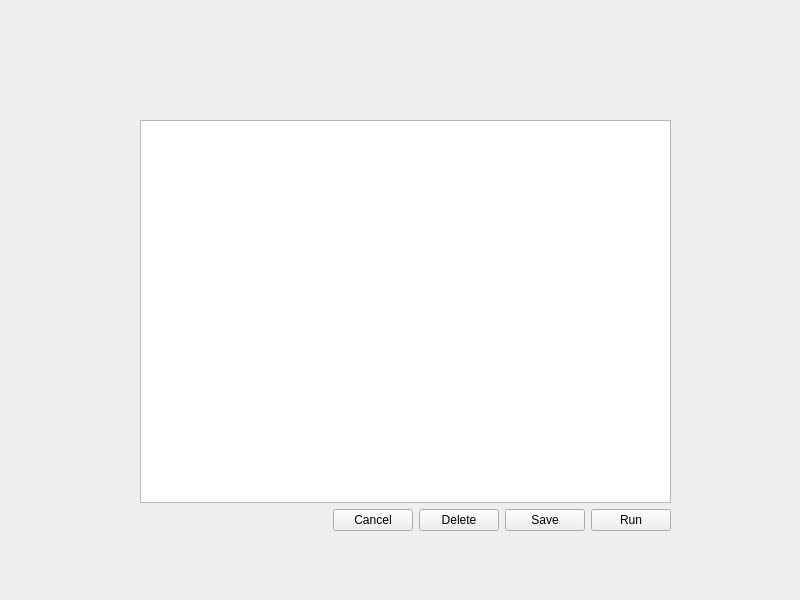
Above: Src/temphistory.ui from kingold5/Timer before the change. Below: the same form after it.
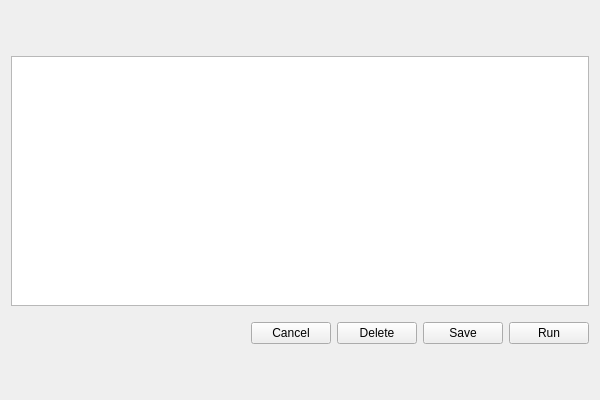
That is the form after the change.

What changed in the file:
```diff
--- a/Src/temphistory.ui
+++ b/Src/temphistory.ui
@@ -6,32 +6,65 @@
    <rect>
     <x>0</x>
     <y>0</y>
-    <width>800</width>
-    <height>600</height>
+    <width>600</width>
+    <height>400</height>
    </rect>
   </property>
   <property name="windowTitle">
    <string>Form</string>
   </property>
-  <widget class="QWidget" name="layoutWidget">
-   <property name="geometry">
-    <rect>
-     <x>140</x>
-     <y>120</y>
-     <width>531</width>
-     <height>411</height>
-    </rect>
-   </property>
+  <layout class="QVBoxLayout" name="verticalLayout_2">
+   <item>
+    <spacer name="verticalSpacer">
+     <property name="orientation">
+      <enum>Qt::Vertical</enum>
+     </property>
+     <property name="sizeHint" stdset="0">
+      <size>
+       <width>20</width>
+       <height>40</height>
+      </size>
+     </property>
+    </spacer>
+   </item>
+   <item>
+    <layout class="QHBoxLayout" name="horizontalLayout_2">
+     <property name="topMargin">
+      <number>10</number>
+     </property>
+     <property name="bottomMargin">
+      <number>10</number>
+     </property>
+     <item>
    <layout class="QVBoxLayout" name="verticalLayout">
     <item>
      <layout class="QHBoxLayout" name="horizontalLayout_3">
+         <property name="bottomMargin">
+          <number>10</number>
+         </property>
       <item>
-       <widget class="QTableView" name="tableView"/>
+          <widget class="QTableView" name="tableView">
+           <property name="sizePolicy">
+            <sizepolicy hsizetype="Expanding" vsizetype="Expanding">
+             <horstretch>0</horstretch>
+             <verstretch>0</verstretch>
+            </sizepolicy>
+           </property>
+           <property name="minimumSize">
+            <size>
+             <width>300</width>
+             <height>250</height>
+            </size>
+           </property>
+          </widget>
       </item>
      </layout>
     </item>
     <item>
      <layout class="QHBoxLayout" name="horizontalLayout">
+         <property name="bottomMargin">
+          <number>0</number>
+         </property>
       <item>
        <spacer name="horizontalSpacer">
         <property name="orientation">
@@ -76,7 +109,23 @@
      </layout>
     </item>
    </layout>
-  </widget>
+     </item>
+    </layout>
+   </item>
+   <item>
+    <spacer name="verticalSpacer_2">
+     <property name="orientation">
+      <enum>Qt::Vertical</enum>
+     </property>
+     <property name="sizeHint" stdset="0">
+      <size>
+       <width>20</width>
+       <height>40</height>
+      </size>
+     </property>
+    </spacer>
+   </item>
+  </layout>
  </widget>
  <resources/>
  <connections/>
```
Left out of the diff: 2 changed lines with no effect on the pictures. Lines whose indentation alone changed are shown as unchanged.
